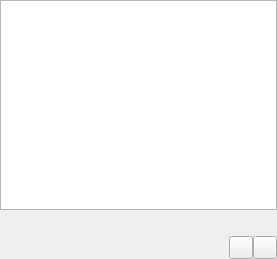
First picture: the form in streams/streamspage.ui, repository polpo/cantata-mac, before the edit.
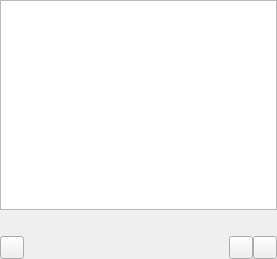
Second picture: the form after the edit. Custom widgets are drawn as their Qt base class.

Commit message: Better TunIn searches. Search is now in main window, and all types are searched. BUG:252

```diff
--- a/streams/streamspage.ui
+++ b/streams/streamspage.ui
@@ -53,6 +53,9 @@
      <property name="bottomMargin">
       <number>0</number>
      </property>
+     <item>
+      <widget class="ToolButton" name="searchButton"/>
+     </item>
      <item>
       <widget class="QLabel" name="diStatusLabel">
        <property name="font">
```
The commit also changes 19 other files.
